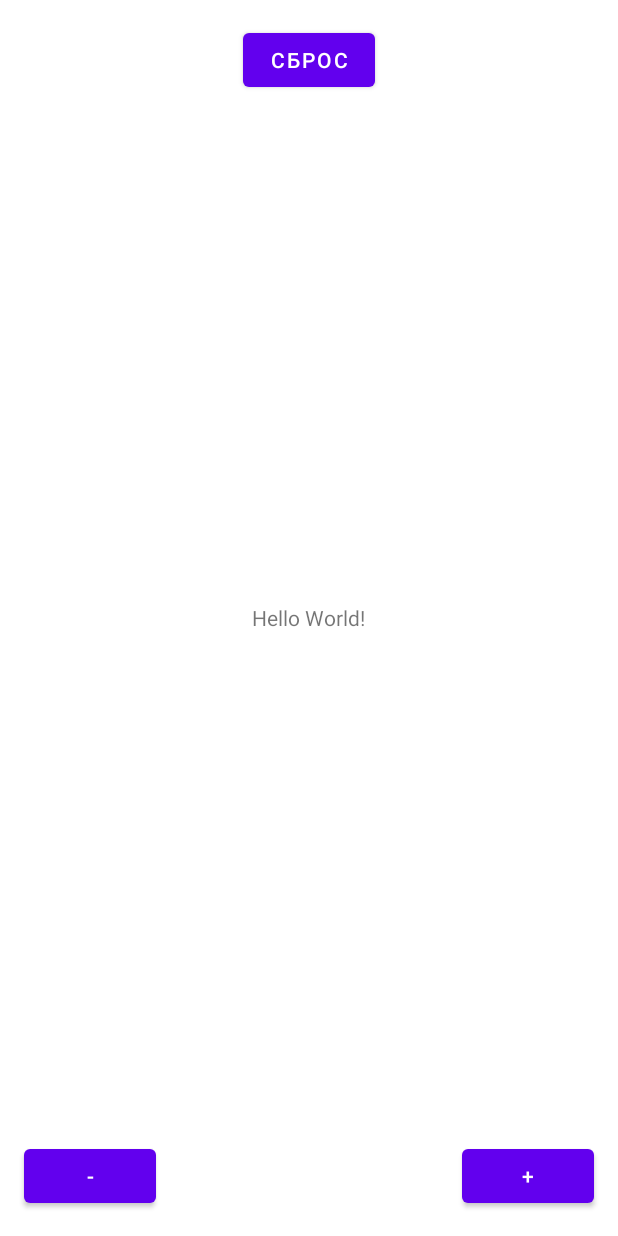
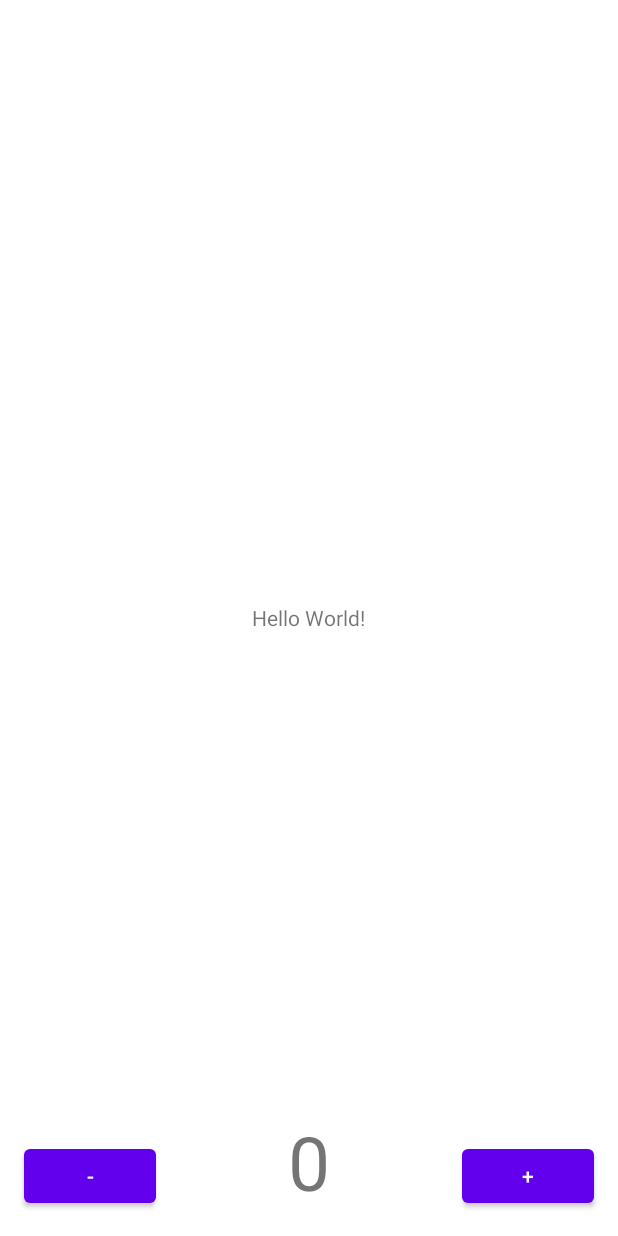
Before and after one commit to phobos3326/android_dev_1, an Android app: the layout activity_main.xml on its own in the app's theme, with its tools: preview values and no code run, on a phone screen of 412 x 824 dp. Run offline under Robolectric (Android 15) with nearby library versions, the light colour scheme and no system bars.

Commit message:
04_08_22

```diff
--- a/m1_hello_world/app/build.gradle
+++ b/m1_hello_world/app/build.gradle
@@ -29,6 +29,10 @@ android {
     kotlinOptions {
         jvmTarget = '1.8'
     }
+
+    buildFeatures {
+        viewBinding  true
+    }
 }
 
 dependencies {
--- a/m1_hello_world/app/src/main/res/layout/activity_main.xml
+++ b/m1_hello_world/app/src/main/res/layout/activity_main.xml
@@ -13,6 +13,15 @@
         android:layout_gravity="center"
         android:text="Hello World!" />
 
+    <TextView
+        android:id="@+id/center_bottom_text"
+        android:layout_width="wrap_content"
+        android:layout_height="wrap_content"
+        android:layout_gravity="center|bottom"
+        android:text="@string/center_bottom_text"
+        android:textSize="50sp"
+        android:layout_marginBottom="16dp"/>
+
     <Button
         android:id="@+id/center_button"
         android:layout_width="wrap_content"
@@ -20,7 +29,8 @@
         android:layout_gravity="top|center"
         android:layout_marginTop="16dp"
         android:layout_marginBottom="16dp"
-        android:text="@string/reset_button_text" />
+        android:text="@string/reset_button_text"
+        android:visibility="invisible"/>
 
     <Button
         android:id="@+id/left_button"
--- a/m1_hello_world/app/src/main/res/values/strings.xml
+++ b/m1_hello_world/app/src/main/res/values/strings.xml
@@ -3,4 +3,7 @@
     <string name="left_button_text">-</string>
     <string name="right_button_text">+</string>
     <string name="reset_button_text">сброс</string>
+    <string name="all_places_free">Все места свободны</string>
+    <string name="seats_left">Осталось мест:&#160;</string>
+    <string name="center_bottom_text">0</string>
 </resources>
--- a/m1_hello_world/build.gradle
+++ b/m1_hello_world/build.gradle
@@ -1,7 +1,7 @@
 // Top-level build file where you can add configuration options common to all sub-projects/modules.
 plugins {
-    id 'com.android.application' version '7.2.1' apply false
-    id 'com.android.library' version '7.2.1' apply false
+    id 'com.android.application' version '7.2.2' apply false
+    id 'com.android.library' version '7.2.2' apply false
     id 'org.jetbrains.kotlin.android' version '1.7.10' apply false
 }
 
```
Also changed, not shown: m1_hello_world/app/src/main/java/com/example/myapplication/MainActivity.kt (+58 -1 lines).
